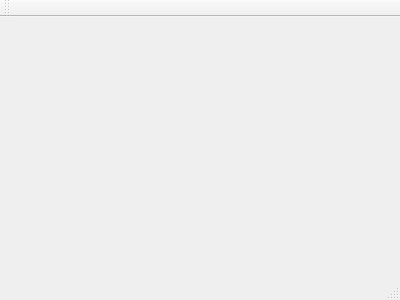
The window that mainwindow.ui (alansouls/myaddressbook) describes before a commit, drawn with Qt 5.
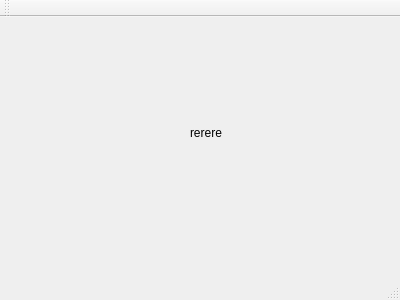
The same window after the commit.

```diff
--- a/mainwindow.ui
+++ b/mainwindow.ui
@@ -13,7 +13,27 @@
   <property name="windowTitle">
    <string>MainWindow</string>
   </property>
-  <widget class="QWidget" name="centralWidget"/>
+  <widget class="QWidget" name="centralWidget">
+   <widget class="QLabel" name="label">
+    <property name="geometry">
+     <rect>
+      <x>190</x>
+      <y>80</y>
+      <width>111</width>
+      <height>71</height>
+     </rect>
+    </property>
+    <property name="layoutDirection">
+     <enum>Qt::LeftToRight</enum>
+    </property>
+    <property name="autoFillBackground">
+     <bool>false</bool>
+    </property>
+    <property name="text">
+     <string>rerere</string>
+    </property>
+   </widget>
+  </widget>
   <widget class="QMenuBar" name="menuBar">
    <property name="geometry">
     <rect>
```
